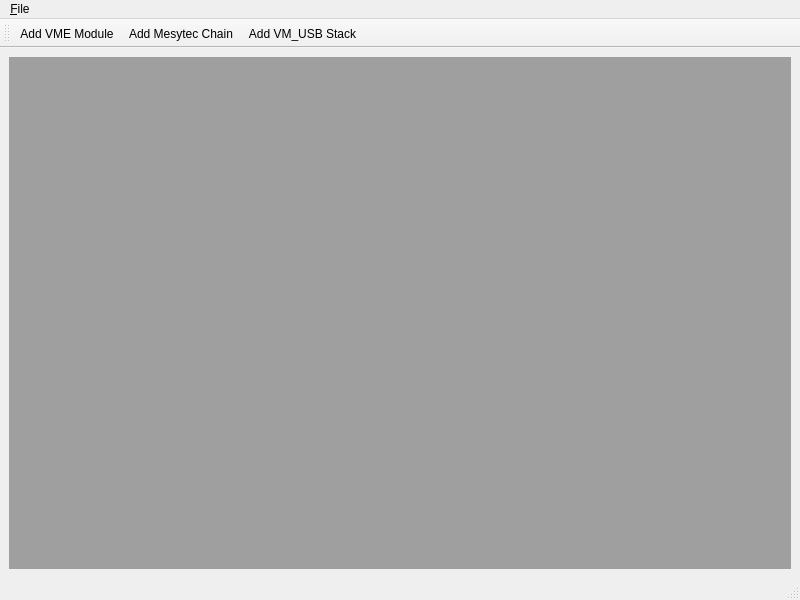
This is mvme_mainwindow.ui in flueke/mvme as Qt 5 draws it before an edit. The edited form follows.
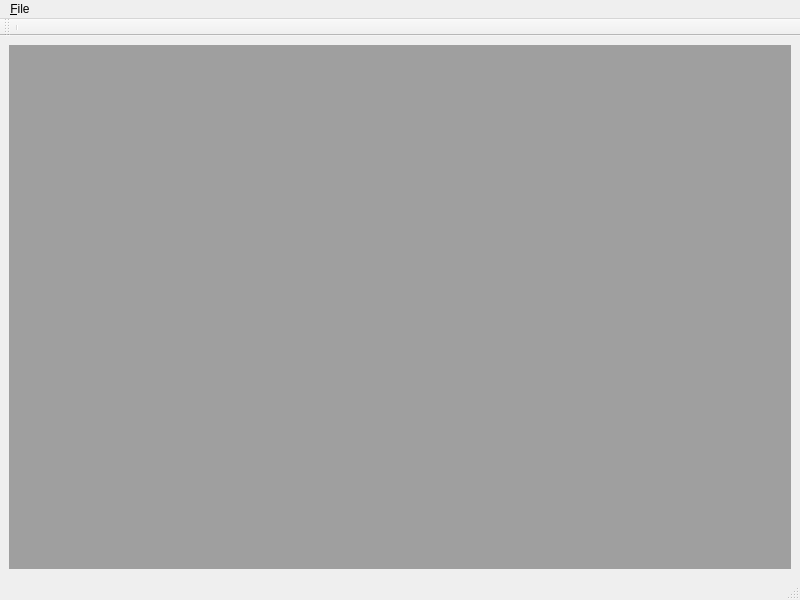
This is the edited form.

Patch:
```diff
--- a/mvme_mainwindow.ui
+++ b/mvme_mainwindow.ui
@@ -51,9 +51,7 @@
    <attribute name="toolBarBreak">
     <bool>false</bool>
    </attribute>
-   <addaction name="actionAdd_VME_Module"/>
-   <addaction name="actionAdd_Mesytec_Chain"/>
-   <addaction name="actionAdd_VMUSB_Stack"/>
+   <addaction name="separator"/>
   </widget>
   <action name="actionAdd_VME_Module">
    <property name="text">
```
